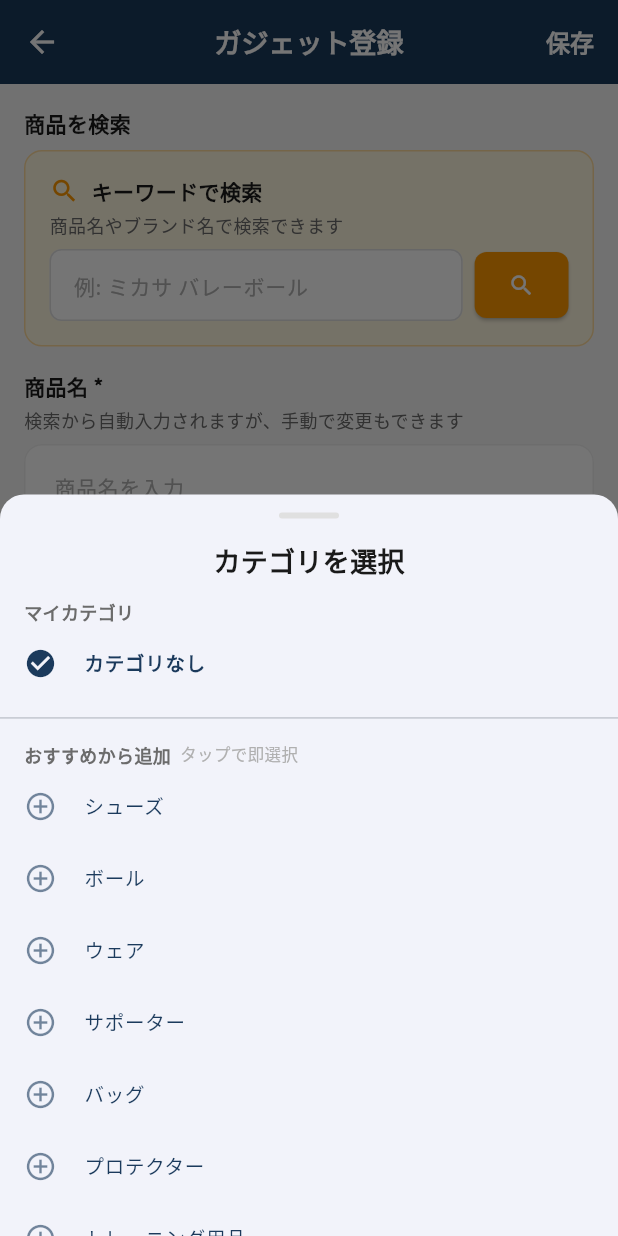
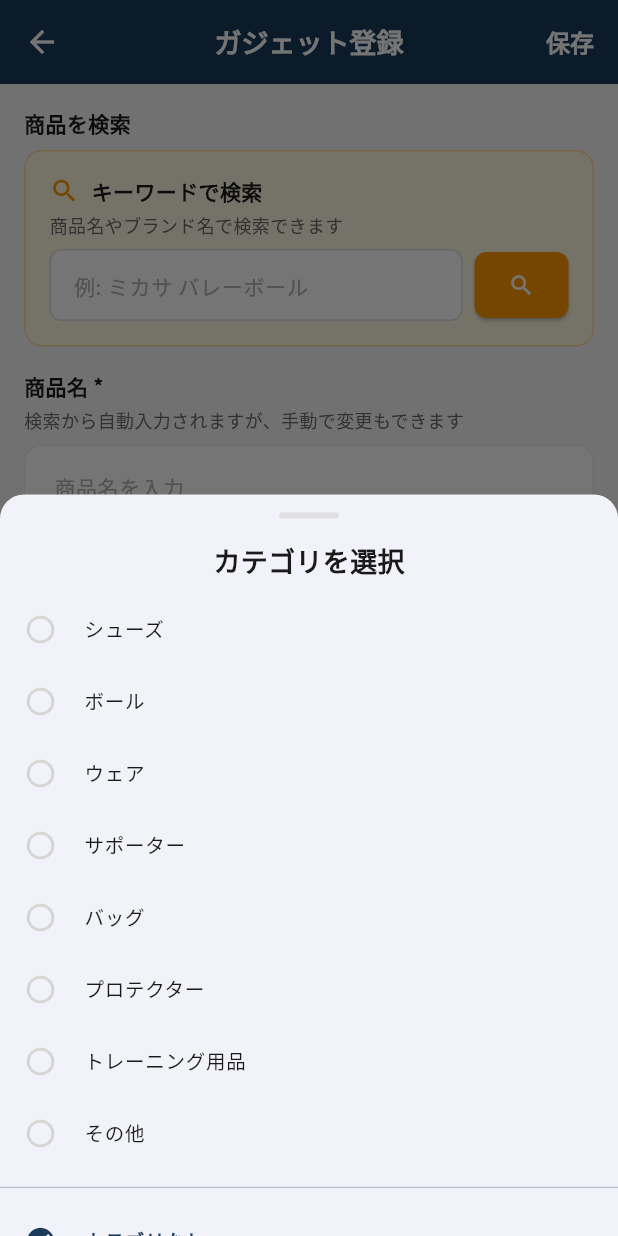
Before and after one commit to sofvo-dev/sofvo, a Flutter app: the GadgetRegisterScreen screen opened directly, after a tap on "カテゴリを選択", on a phone screen of 412 x 824 dp. Run offline on Flutter 3.47's test engine with Material 3 defaults, Android fonts, the phone set to English and light mode, and no system bars; our stand-ins replace cached_network_image, cloud_firestore, file_picker, firebase_auth, firebase_core, firebase_messaging and 10 more; missing offline and left inert: dart:js_interop, mobile_scanner; accounts and stored records are empty; network calls fail.

Commit message:
カテゴリ選択: プリセットを最初から全て表示し1タップで選択可能に
Before: おすすめカテゴリを追加→一覧に表示→さらに選択 の2ステップ
After: 全カテゴリが最初から一覧表示、タップで即選択

- プリセット8種をFirestore不要で常時表示（通信なしで即選択）
- ユーザー追加カテゴリは「追加したカテゴリ」セクションに分離表示
- 「カテゴリなし」を最下部に移動（選ぶ頻度が低い）
- カスタム作成は「カテゴリが見つからない場合」として補助的位置に
- _buildCategoryTile抽出でListTile構築の重複を排除
- _addAndSelectCategory削除（プリセットのFirestore追加が不要に）

https://claude.ai/code/session_0116u9hQCw1ZhLETzN8my8yT

```diff
--- a/lib/screens/gadget/gadget_register_screen.dart
+++ b/lib/screens/gadget/gadget_register_screen.dart
@@ -793,8 +793,8 @@ class _CategoryPickerSheetState extends State<_CategoryPickerSheet> {
     super.dispose();
   }
 
-  Future<void> _addCategory([String? name]) async {
-    name = name ?? _newCategoryCtrl.text.trim();
+  Future<void> _addCustomCategory() async {
+    final name = _newCategoryCtrl.text.trim();
     if (name.isEmpty) return;
 
     setState(() => _isAdding = true);
@@ -808,22 +808,15 @@ class _CategoryPickerSheetState extends State<_CategoryPickerSheet> {
         'createdAt': FieldValue.serverTimestamp(),
       });
       _newCategoryCtrl.clear();
-      setState(() => _isAdding = false);
+      if (mounted) widget.onSelected(name);
     } catch (e) {
-      setState(() => _isAdding = false);
       if (mounted) {
         ScaffoldMessenger.of(context).showSnackBar(
           SnackBar(content: Text('エラー: $e'), backgroundColor: AppTheme.error),
         );
       }
-    }
-  }
-
-  /// プリセットカテゴリを追加して即座に選択する
-  Future<void> _addAndSelectCategory(String name) async {
-    await _addCategory(name);
-    if (mounted) {
-      widget.onSelected(name);
+    } finally {
+      if (mounted) setState(() => _isAdding = false);
     }
   }
 
@@ -873,7 +866,6 @@ class _CategoryPickerSheetState extends State<_CategoryPickerSheet> {
               ),
               const SizedBox(height: 8),
 
-              // ── カテゴリ一覧 ──
               Expanded(
                 child: StreamBuilder<QuerySnapshot>(
                   stream: FirebaseFirestore.instance
@@ -883,86 +875,48 @@ class _CategoryPickerSheetState extends State<_CategoryPickerSheet> {
                       .orderBy('createdAt')
                       .snapshots(),
                   builder: (context, snapshot) {
-                    final categories = <Map<String, dynamic>>[
-                      {'id': '__none__', 'name': 'カテゴリなし'},
-                    ];
-
-                    final existingNames = <String>{'カテゴリなし'};
+                    // ユーザーが追加したカスタムカテゴリ（プリセットと重複するものは除外）
+                    final presetSet = <String>{..._presetCategories, 'カテゴリなし'};
+                    final customCategories = <Map<String, dynamic>>[];
                     if (snapshot.hasData) {
                       for (final doc in snapshot.data!.docs) {
                         final data = doc.data() as Map<String, dynamic>;
                         final name = data['name'] ?? '';
-                        categories.add({'id': doc.id, 'name': name});
-                        existingNames.add(name);
+                        if (!presetSet.contains(name)) {
+                          customCategories.add({'id': doc.id, 'name': name});
+                        }
                       }
                     }
-
-                    final availablePresets = _presetCategories
-                        .where((p) => !existingNames.contains(p))
-                        .toList();
 
                     return ListView(
                       controller: scrollCtrl,
                       padding: EdgeInsets.zero,
                       children: [
-                        // ── マイカテゴリ ──
-                        _buildSectionHeader('マイカテゴリ'),
-                        ...categories.map((cat) {
-                          final name = cat['name'] as String;
-                          final isSelected = name == widget.selected;
-                          final isDefault = cat['id'] == '__none__';
+                        // ── プリセットカテゴリ（常に表示、タップで即選択） ──
+                        ..._presetCategories.map((name) => _buildCategoryTile(name)),
 
-                          return ListTile(
-                            leading: Icon(
-                              isSelected ? Icons.check_circle : Icons.circle_outlined,
-                              color: isSelected ? AppTheme.primaryColor : Colors.grey[350],
-                              size: 22,
-                            ),
-                            title: Text(
-                              name,
-                              style: TextStyle(
-                                fontWeight: isSelected ? FontWeight.bold : FontWeight.normal,
-                                color: isSelected ? AppTheme.primaryColor : AppTheme.textPrimary,
+                        // ── ユーザー追加カテゴリ ──
+                        if (customCategories.isNotEmpty) ...[
+                          const Divider(height: 24),
+                          _buildSectionHeader('追加したカテゴリ'),
+                          ...customCategories.map((cat) {
+                            return _buildCategoryTile(
+                              cat['name'] as String,
+                              trailing: IconButton(
+                                icon: const Icon(Icons.delete_outline, size: 20, color: AppTheme.error),
+                                onPressed: () => _deleteCategory(cat['id']),
                               ),
-                            ),
-                            trailing: isDefault
-                                ? null
-                                : IconButton(
-                                    icon: const Icon(Icons.delete_outline, size: 20, color: AppTheme.error),
-                                    onPressed: () => _deleteCategory(cat['id']),
-                                  ),
-                            dense: true,
-                            onTap: () => widget.onSelected(name),
-                          );
-                        }),
-
-                        // ── おすすめから追加 ──
-                        if (availablePresets.isNotEmpty) ...[
-                          const Divider(height: 24),
-                          _buildSectionHeader('おすすめから追加', subtitle: 'タップで即選択'),
-                          ...availablePresets.map((preset) {
-                            return ListTile(
-                              leading: Icon(
-                                Icons.add_circle_outline,
-                                color: AppTheme.primaryColor.withValues(alpha: 0.6),
-                                size: 22,
-                              ),
-                              title: Text(
-                                preset,
-                                style: TextStyle(
-                                  color: AppTheme.primaryColor,
-                                  fontWeight: FontWeight.w500,
-                                ),
-                              ),
-                              dense: true,
-                              onTap: () => _addAndSelectCategory(preset),
                             );
                           }),
                         ],
 
-                        // ── 新しく作成 ──
+                        // ── カテゴリなし ──
                         const Divider(height: 24),
-                        _buildSectionHeader('新しく作成'),
+                        _buildCategoryTile('カテゴリなし'),
+
+                        // ── カスタム作成 ──
+                        const Divider(height: 24),
+                        _buildSectionHeader('カテゴリが見つからない場合'),
                         Padding(
                           padding: const EdgeInsets.fromLTRB(16, 4, 16, 16),
                           child: Row(
@@ -989,14 +943,14 @@ class _CategoryPickerSheetState extends State<_CategoryPickerSheet> {
                                       borderSide: const BorderSide(color: AppTheme.primaryColor, width: 2),
                                     ),
                                   ),
-                                  onSubmitted: (_) => _addCategory(),
+                                  onSubmitted: (_) => _addCustomCategory(),
                                 ),
                               ),
                               const SizedBox(width: 8),
                               SizedBox(
                                 height: 44,
                                 child: ElevatedButton(
-                                  onPressed: _isAdding ? null : _addCategory,
+                                  onPressed: _isAdding ? null : _addCustomCategory,
                                   style: ElevatedButton.styleFrom(
                                     minimumSize: const Size(56, 44),
                                     shape: RoundedRectangleBorder(borderRadius: BorderRadius.circular(8)),
@@ -1022,20 +976,32 @@ class _CategoryPickerSheetState extends State<_CategoryPickerSheet> {
     );
   }
 
-  Widget _buildSectionHeader(String title, {String? subtitle}) {
+  Widget _buildCategoryTile(String name, {Widget? trailing}) {
+    final isSelected = name == widget.selected;
+    return ListTile(
+      leading: Icon(
+        isSelected ? Icons.check_circle : Icons.circle_outlined,
+        color: isSelected ? AppTheme.primaryColor : Colors.grey[350],
+        size: 22,
+      ),
+      title: Text(
+        name,
+        style: TextStyle(
+          fontWeight: isSelected ? FontWeight.bold : FontWeight.normal,
+          color: isSelected ? AppTheme.primaryColor : AppTheme.textPrimary,
+        ),
+      ),
+      trailing: trailing,
+      dense: true,
+      onTap: () => widget.onSelected(name),
+    );
+  }
+
+  Widget _buildSectionHeader(String title) {
     return Padding(
       padding: const EdgeInsets.fromLTRB(16, 4, 16, 2),
-      child: Row(
-        children: [
-          Text(title,
-              style: const TextStyle(fontSize: 12, color: AppTheme.textSecondary, fontWeight: FontWeight.w600)),
-          if (subtitle != null) ...[
-            const SizedBox(width: 6),
-            Text(subtitle,
-                style: TextStyle(fontSize: 11, color: AppTheme.textHint)),
-          ],
-        ],
-      ),
+      child: Text(title,
+          style: const TextStyle(fontSize: 12, color: AppTheme.textSecondary, fontWeight: FontWeight.w600)),
     );
   }
 }
```
